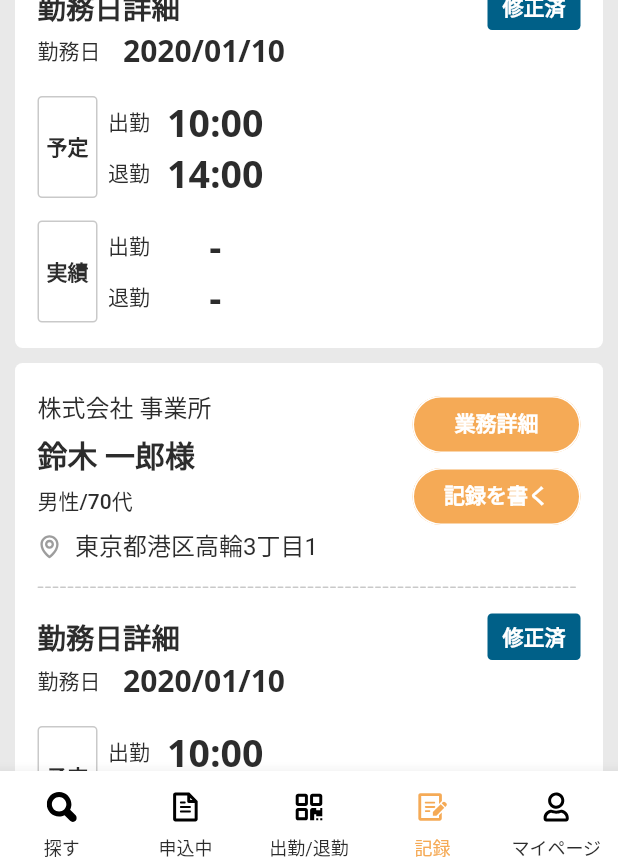
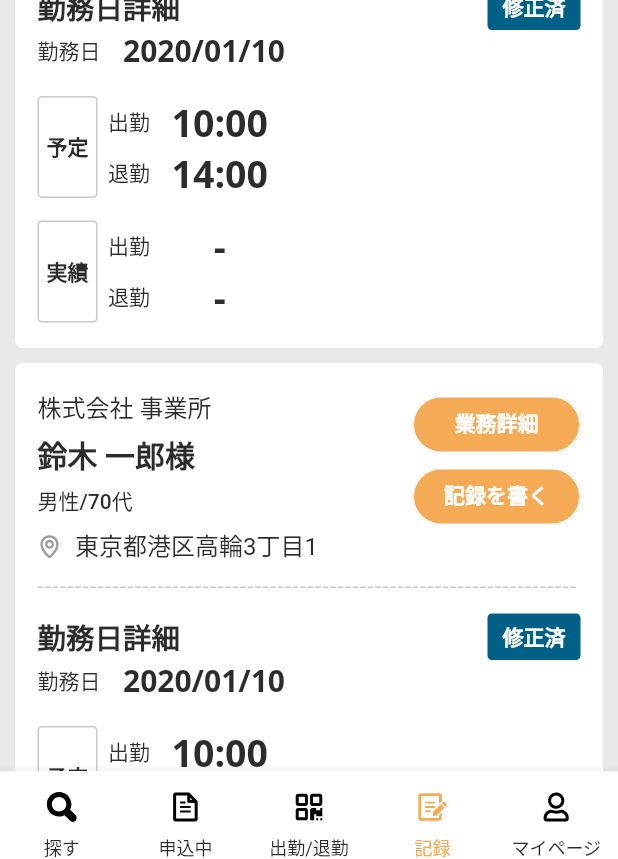
Before and after one commit to akashjpro/parsowa, a Flutter app: the RecordScreen screen opened by its route, on a phone screen of 412 x 824 dp. Shown: the part 366-1225 px from the top of the screen. Run offline on Flutter 3.47's test engine with Material 2 defaults, Android fonts, the phone set to English and light mode, and no system bars; drawn by our look-alikes of dotted_line; our stand-ins replace flutter_bloc, flutter_svg; Roboto replaces fonts that are missing (NotoSanJP).

Commit message:
fix_time

```diff
--- a/lib/presentation/screens/attend_list/widgets/attend_list_widget.dart
+++ b/lib/presentation/screens/attend_list/widgets/attend_list_widget.dart
@@ -240,7 +240,7 @@ class AttendListWidget {
               width: 7,
             ),
             SizedBox(
-              width: 105,
+              width: 111,
               child: Column(
                 crossAxisAlignment: CrossAxisAlignment.start,
                 children: [
```
